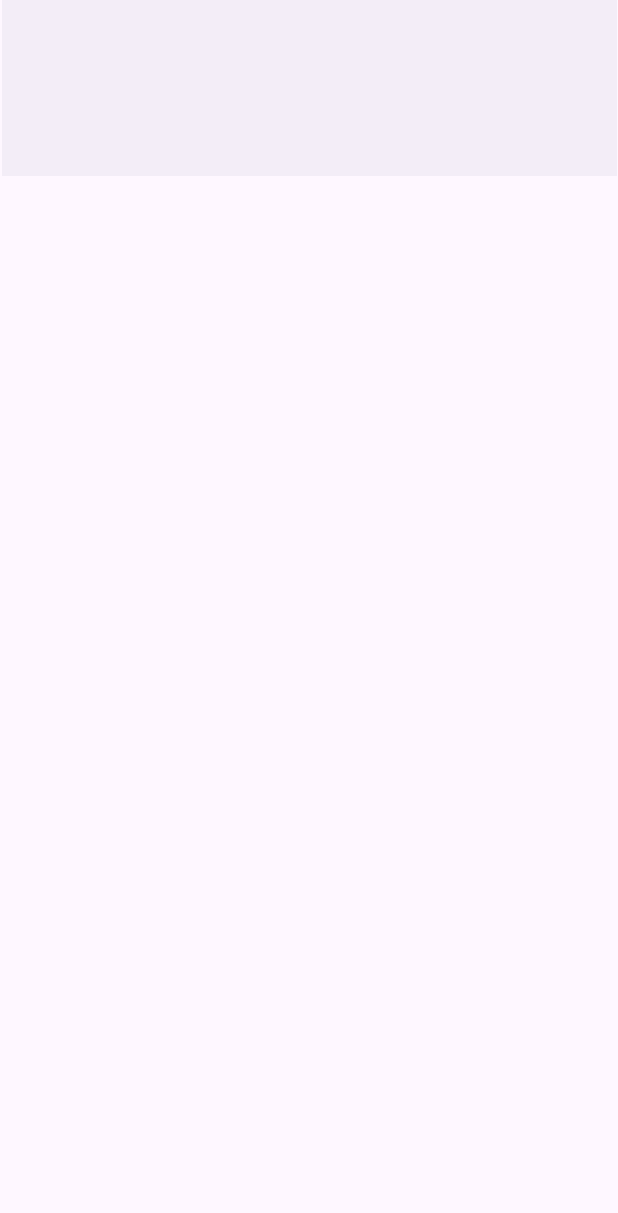
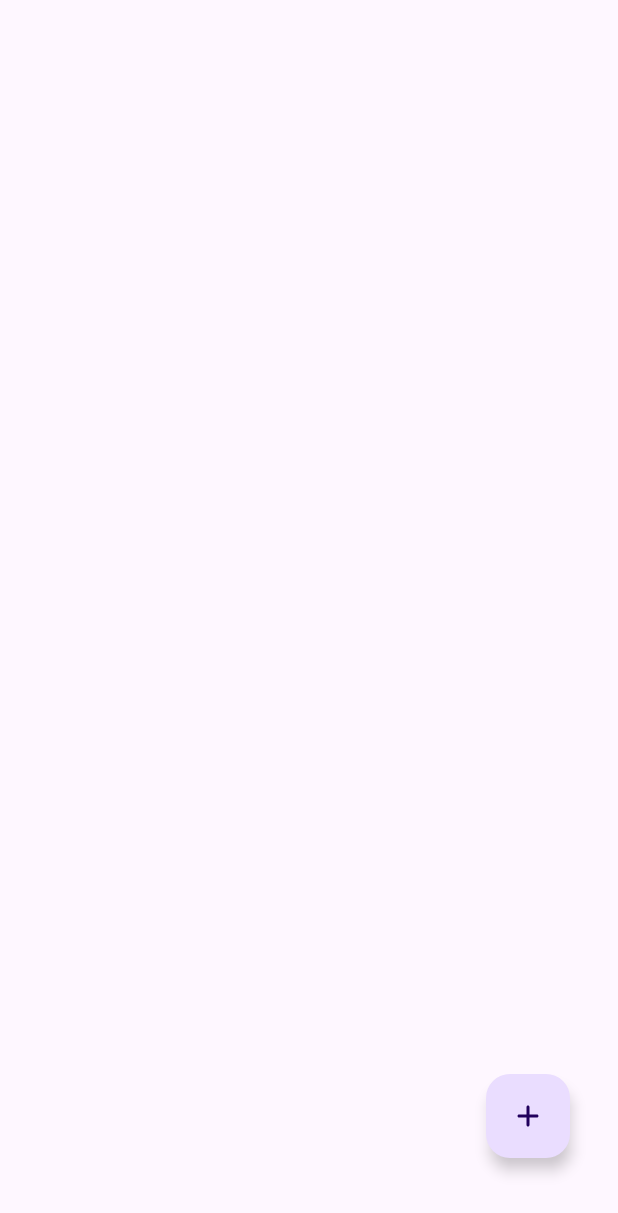
Before and after one commit to HanifBocil12/firebase_learn, an Android app: the screen it shows after launch once a user with an empty profile is signed in (MainActivity), on a phone screen of 412 x 824 dp. Before the commit the part shown is empty. Shown: the top 1213 px of the screen. Run offline under Robolectric (Android 15) with nearby library versions, the phone set to English and light mode, and no system bars; our stand-ins replace Firebase (no records; nobody signed in at launch, a user with empty details on screens opened directly).

Commit message:
11/6/24 4:19

```diff
--- /dev/null
+++ b/app/src/main/java/com/example/myapplication/User.kt
@@ -0,0 +1,5 @@
+package com.example.myapplication
+
+data class User (
+    val idi:String
+)
--- /dev/null
+++ b/app/src/main/res/drawable/round_add_24.xml
@@ -0,0 +1,5 @@
+<vector android:height="24dp" android:tint="#000000"
+    android:viewportHeight="24" android:viewportWidth="24"
+    android:width="24dp" xmlns:android="http://schemas.android.com/apk/res/android">
+    <path android:fillColor="@android:color/white" android:pathData="M18,13h-5v5c0,0.55 -0.45,1 -1,1s-1,-0.45 -1,-1v-5H6c-0.55,0 -1,-0.45 -1,-1s0.45,-1 1,-1h5V6c0,-0.55 0.45,-1 1,-1s1,0.45 1,1v5h5c0.55,0 1,0.45 1,1s-0.45,1 -1,1z"/>
+</vector>
--- a/app/src/main/res/layout/activity_main.xml
+++ b/app/src/main/res/layout/activity_main.xml
@@ -17,22 +17,37 @@
         app:layout_constraintStart_toStartOf="parent"
         app:layout_constraintTop_toTopOf="parent" />
 
+    <com.google.android.material.floatingactionbutton.FloatingActionButton
+        android:id="@+id/addUser"
+        android:layout_width="wrap_content"
+        android:layout_height="wrap_content"
+        android:layout_alignParentEnd="true"
+        android:layout_alignParentBottom="true"
+        android:layout_margin="16sp"
+        android:layout_marginTop="20dp"
+        android:layout_marginBottom="32dp"
+        android:src="@drawable/round_add_24"
+        app:layout_constraintBottom_toBottomOf="parent"
+        app:layout_constraintEnd_toEndOf="parent"
+        app:layout_constraintHorizontal_bias="0.6"
+        app:layout_constraintStart_toStartOf="@+id/guideline"
+        app:layout_constraintTop_toBottomOf="@+id/recyclerView" />
+
     <androidx.recyclerview.widget.RecyclerView
-        android:layout_width="409dp"
-        android:layout_height="354dp"
-        app:layout_constraintBottom_toTopOf="@+id/bottomNavigationView"
+        android:id="@+id/recyclerView"
+        android:layout_width="380dp"
+        android:layout_height="663dp"
         app:layout_constraintEnd_toEndOf="parent"
-        app:layout_constraintStart_toStartOf="parent">
+        app:layout_constraintStart_toStartOf="parent"
+        tools:layout_editor_absoluteY="32dp">
 
     </androidx.recyclerview.widget.RecyclerView>
 
-    <com.google.android.material.bottomnavigation.BottomNavigationView
-        android:id="@+id/bottomNavigationView"
-        android:layout_width="410dp"
-        android:layout_height="117dp"
-        app:layout_constraintEnd_toEndOf="parent"
-        app:layout_constraintHorizontal_bias="0.5"
-        app:layout_constraintStart_toStartOf="parent"
-        tools:layout_editor_absoluteY="594dp" />
+    <androidx.constraintlayout.widget.Guideline
+        android:id="@+id/guideline"
+        android:layout_width="wrap_content"
+        android:layout_height="wrap_content"
+        android:orientation="vertical"
+        app:layout_constraintGuide_begin="285dp" />
 
 </androidx.constraintlayout.widget.ConstraintLayout>
```
Also changed, not shown: app/src/main/java/com/example/myapplication/UserAdapter.kt (added, +38 -0 lines), app/src/main/res/layout/itemtodo.xml (added, +36 -0 lines).
